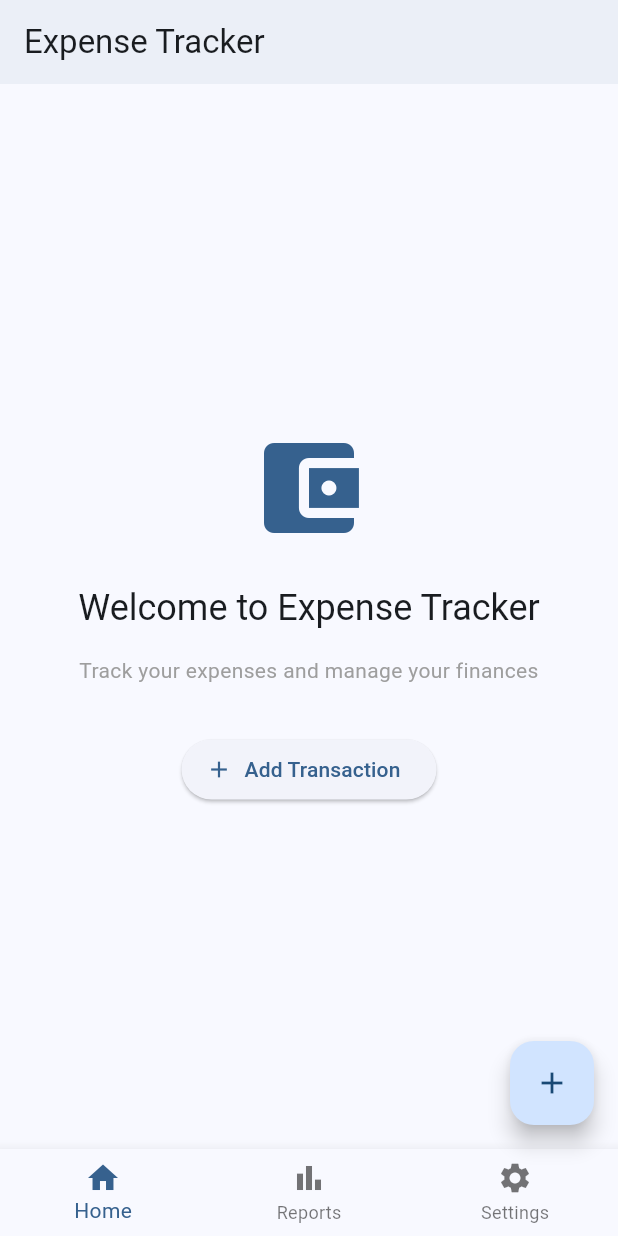
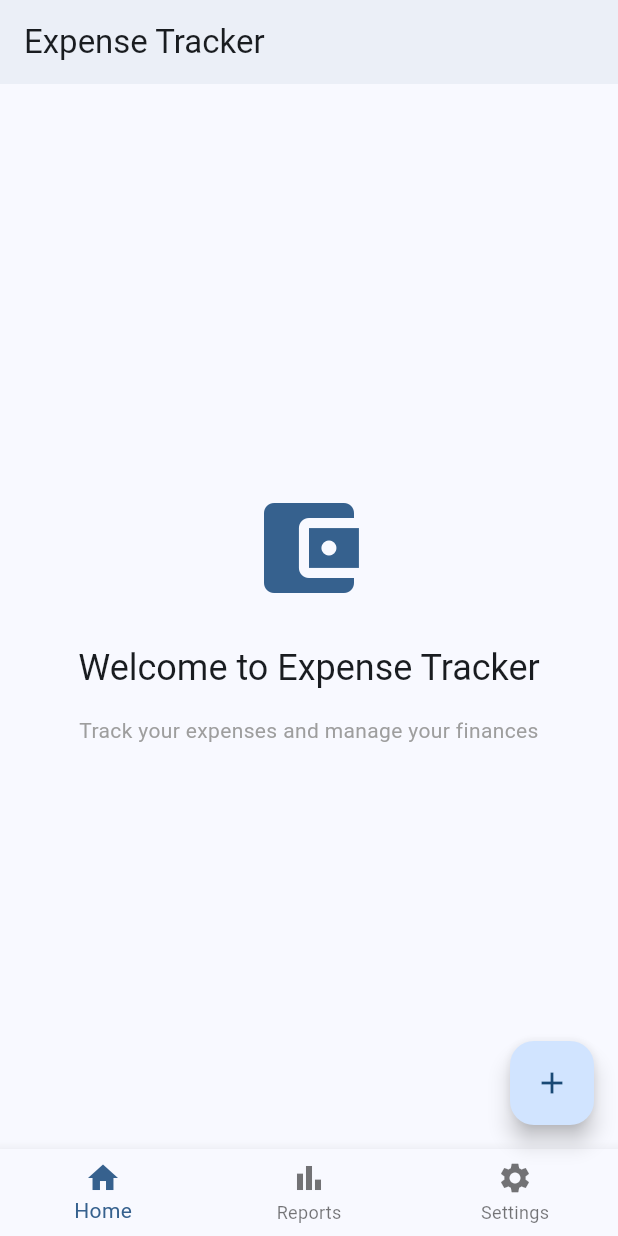
Before and after one commit to nischaltimalsina/expense-tracker, a Flutter app: the screen it shows after launch, on a phone screen of 412 x 824 dp. Run offline on Flutter 3.47's test engine with Material 3 defaults, Android fonts, the phone set to English and light mode, and no system bars.

```diff
--- a/lib/main.dart
+++ b/lib/main.dart
@@ -1,6 +1,7 @@
 import 'package:flutter/material.dart';
 import 'package:provider/provider.dart';
 import 'screens/home_screen.dart';
+import 'providers/transaction_provider.dart';
 
 void main() {
   runApp(const ExpenseTrackerApp());
@@ -13,7 +14,7 @@ class ExpenseTrackerApp extends StatelessWidget {
   Widget build(BuildContext context) {
     return MultiProvider(
       providers: [
-        // Add providers here as needed
+        ChangeNotifierProvider(create: (_) => TransactionProvider()),
       ],
       child: MaterialApp(
         title: 'Expense Tracker',
--- a/lib/screens/home_screen.dart
+++ b/lib/screens/home_screen.dart
@@ -88,18 +88,10 @@ class HomeView extends StatelessWidget {
             style: Theme.of(context).textTheme.headlineSmall,
           ),
           const SizedBox(height: 16),
-          const Text(
+          Text(
             'Track your expenses and manage your finances',
             textAlign: TextAlign.center,
             style: TextStyle(color: Colors.grey),
-          ),
-          const SizedBox(height: 32),
-          ElevatedButton.icon(
-            onPressed: () {
-              // This will be handled by the FAB, but keeping for demo
-            },
-            icon: const Icon(Icons.add),
-            label: const Text('Add Transaction'),
           ),
         ],
       ),
```
Also changed, not shown: lib/screens/add_transaction_screen.dart (+7 -1 lines), 1 other file.
